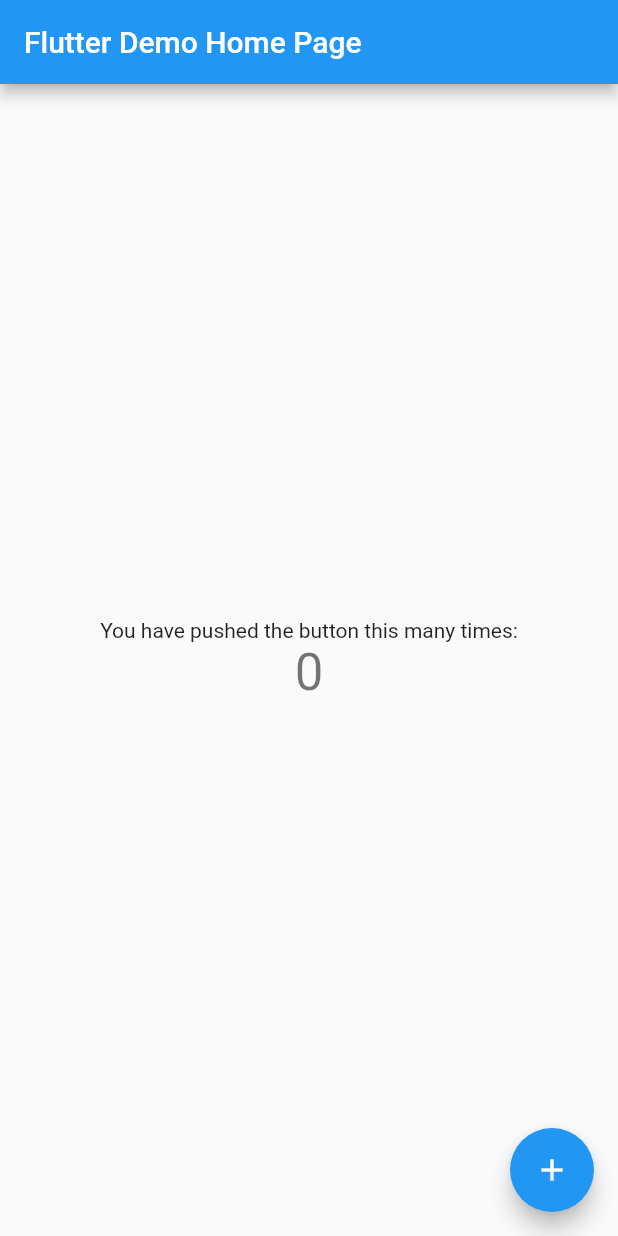
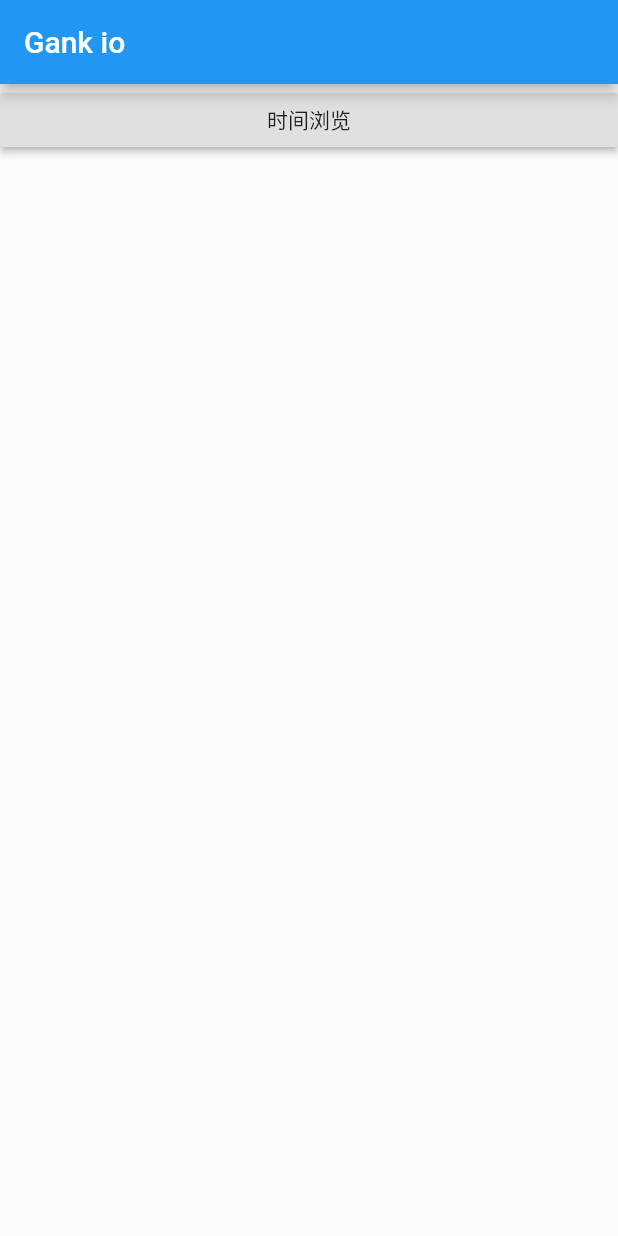
Before and after one commit to ForgetAll/gank_flutter, a Flutter app: the screen it shows after launch, on a phone screen of 412 x 824 dp. Run offline on Flutter 3.47's test engine with Material 2 defaults, Android fonts, the phone set to English and light mode, and no system bars; missing offline and left inert: dson.

Commit message:
增加请求时间接口

```diff
--- a/lib/main.dart
+++ b/lib/main.dart
@@ -1,109 +1,56 @@
 import 'package:flutter/material.dart';
+import 'package:gank_flutter/data/gank_data.dart';
+import 'package:gank_flutter/info_ui/date_ui.dart';
+import 'package:gank_flutter/network/http.dart';
 
 void main() => runApp(new MyApp());
 
 class MyApp extends StatelessWidget {
-  // This widget is the root of your application.
   @override
   Widget build(BuildContext context) {
     return new MaterialApp(
-      title: 'Flutter Demo',
+      title: 'Gank io',
       theme: new ThemeData(
-        // This is the theme of your application.
-        //
-        // Try running your application with "flutter run". You'll see the
-        // application has a blue toolbar. Then, without quitting the app, try
-        // changing the primarySwatch below to Colors.green and then invoke
-        // "hot reload" (press "r" in the console where you ran "flutter run",
-        // or press Run > Flutter Hot Reload in IntelliJ). Notice that the
-        // counter didn't reset back to zero; the application is not restarted.
         primarySwatch: Colors.blue,
       ),
-      home: new MyHomePage(title: 'Flutter Demo Home Page'),
+      home: MainPage(),
+      routes: <String, WidgetBuilder>{
+        '/infodate': (BuildContext context) => DatePage()
+      },
     );
   }
 }
 
-class MyHomePage extends StatefulWidget {
-  MyHomePage({Key key, this.title}) : super(key: key);
+class MainPage extends StatefulWidget {
+  @override
+  MainState createState() => MainState();
 
-  // This widget is the home page of your application. It is stateful, meaning
-  // that it has a State object (defined below) that contains fields that affect
-  // how it looks.
-
-  // This class is the configuration for the state. It holds the values (in this
-  // case the title) provided by the parent (in this case the App widget) and
-  // used by the build method of the State. Fields in a Widget subclass are
-  // always marked "final".
-
-  final String title;
-
-  @override
-  _MyHomePageState createState() => new _MyHomePageState();
 }
 
-class _MyHomePageState extends State<MyHomePage> {
-  int _counter = 0;
+class MainState extends State<MainPage> {
 
-  void _incrementCounter() {
-    setState(() {
-      // This call to setState tells the Flutter framework that something has
-      // changed in this State, which causes it to rerun the build method below
-      // so that the display can reflect the updated values. If we changed
-      // _counter without calling setState(), then the build method would not be
-      // called again, and so nothing would appear to happen.
-      _counter++;
-    });
+  _init() {
+//    GankHttp.get('https://gank.io/api/day/history');
   }
 
   @override
   Widget build(BuildContext context) {
-    // This method is rerun every time setState is called, for instance as done
-    // by the _incrementCounter method above.
-    //
-    // The Flutter framework has been optimized to make rerunning build methods
-    // fast, so that you can just rebuild anything that needs updating rather
-    // than having to individually change instances of widgets.
-    return new Scaffold(
-      appBar: new AppBar(
-        // Here we take the value from the MyHomePage object that was created by
-        // the App.build method, and use it to set our appbar title.
-        title: new Text(widget.title),
+    _init();
+    return Scaffold(
+      appBar: AppBar(
+        title: Text('Gank io'),
       ),
-      body: new Center(
-        // Center is a layout widget. It takes a single child and positions it
-        // in the middle of the parent.
-        child: new Column(
-          // Column is also layout widget. It takes a list of children and
-          // arranges them vertically. By default, it sizes itself to fit its
-          // children horizontally, and tries to be as tall as its parent.
-          //
-          // Invoke "debug paint" (press "p" in the console where you ran
-          // "flutter run", or select "Toggle Debug Paint" from the Flutter tool
-          // window in IntelliJ) to see the wireframe for each widget.
-          //
-          // Column has various properties to control how it sizes itself and
-          // how it positions its children. Here we use mainAxisAlignment to
-          // center the children vertically; the main axis here is the vertical
-          // axis because Columns are vertical (the cross axis would be
-          // horizontal).
-          mainAxisAlignment: MainAxisAlignment.center,
-          children: <Widget>[
-            new Text(
-              'You have pushed the button this many times:',
-            ),
-            new Text(
-              '$_counter',
-              style: Theme.of(context).textTheme.display1,
-            ),
-          ],
-        ),
+      body: Row(
+        children: <Widget>[
+          Expanded(
+              child: RaisedButton(
+                onPressed: () => Navigator.of(context).pushNamed('/infodate'),
+                child: Text('时间浏览'),
+              )
+          ),
+        ],
       ),
-      floatingActionButton: new FloatingActionButton(
-        onPressed: _incrementCounter,
-        tooltip: 'Increment',
-        child: new Icon(Icons.add),
-      ), // This trailing comma makes auto-formatting nicer for build methods.
     );
   }
+
 }
--- a/pubspec.yaml
+++ b/pubspec.yaml
@@ -4,6 +4,9 @@ description: Client for gank io
 dependencies:
   flutter:
     sdk: flutter
+
+  photo_view: ^0.0.3
+  dson: ^0.13.0
 
   # The following adds the Cupertino Icons font to your application.
   # Use with the CupertinoIcons class for iOS style icons.
@@ -12,6 +15,9 @@ dependencies:
 dev_dependencies:
   flutter_test:
     sdk: flutter
+
+  photo_view: ^0.0.3
+  dson: ^0.13.0
 
 
 # For information on the generic Dart part of this file, see the
```
Also changed, not shown: lib/data/gank_data.dart (added, +36 -0 lines), lib/info_ui/date_ui.dart (added, +58 -0 lines), lib/network/http.dart (added, +32 -0 lines), pubspec.lock, 1 other file.
